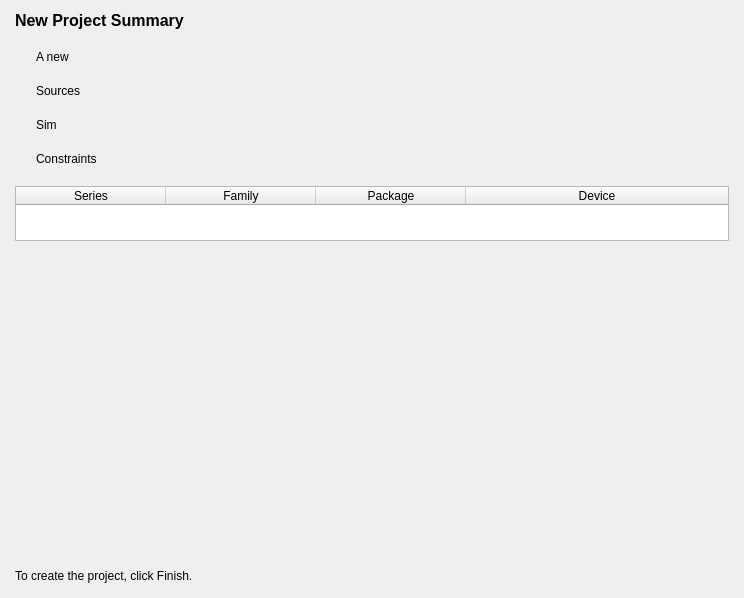
This is src/NewProject/summary_form.ui in os-fpga/FOEDAG as Qt 5 draws it before an edit. The edited form follows.
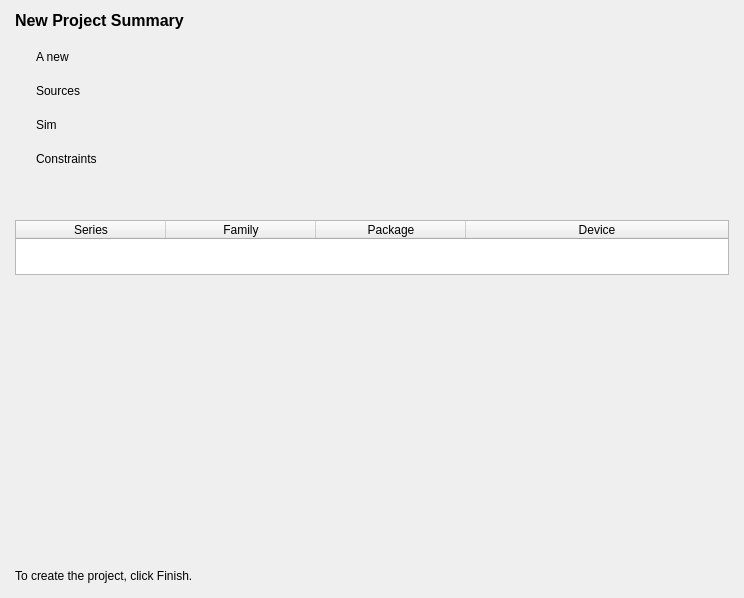
This is the edited form.

Commit message: Allow user to create custom device layout

Patch:
```diff
--- a/src/NewProject/summary_form.ui
+++ b/src/NewProject/summary_form.ui
@@ -151,6 +151,30 @@
      </item>
     </layout>
    </item>
+   <item>
+    <layout class="QHBoxLayout" name="horizontalLayout_5" stretch="3,97">
+     <property name="spacing">
+      <number>0</number>
+     </property>
+     <property name="topMargin">
+      <number>0</number>
+     </property>
+     <item>
+      <widget class="QLabel" name="labelCustomLayoutPic">
+       <property name="text">
+        <string/>
+       </property>
+      </widget>
+     </item>
+     <item>
+      <widget class="QLabel" name="labelCustomLayout">
+       <property name="text">
+        <string/>
+       </property>
+      </widget>
+     </item>
+    </layout>
+   </item>
    <item>
     <layout class="QVBoxLayout" name="verticalLayout">
      <property name="spacing">
```
The commit also changes 25 other files.
